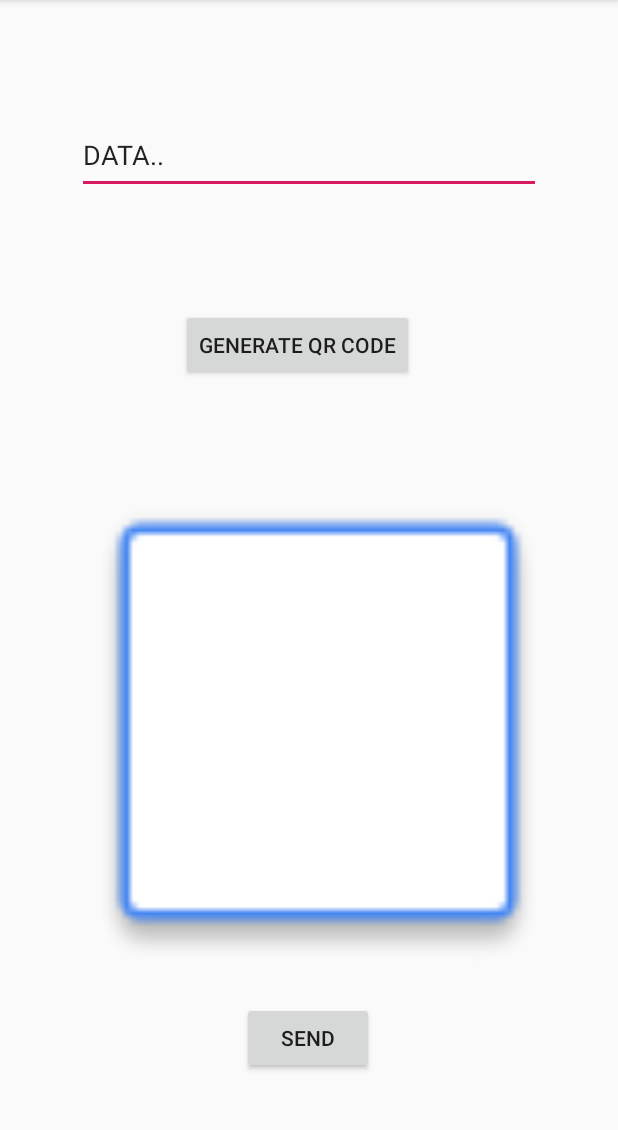
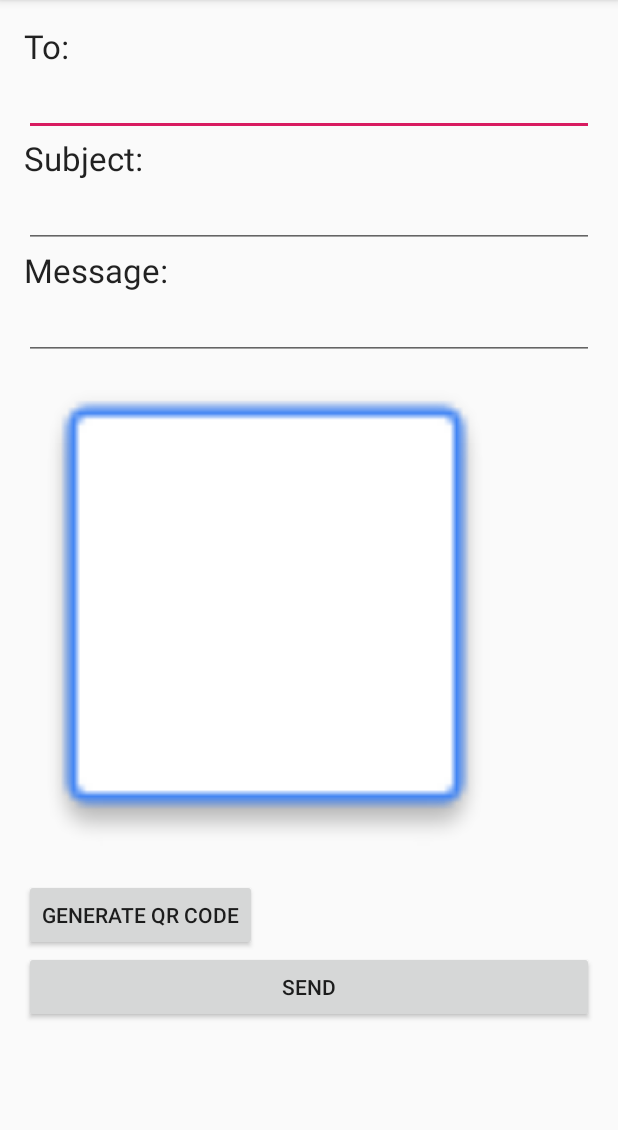
Before and after one commit to AakankshaKamal/Medicalshopmanagemt, an Android app: the Dashboard screen opened directly, with no data from a screen before it, after a tap on "Generate Bill", on a phone screen of 412 x 824 dp, the part 84-1214 px from its top. Run offline under Robolectric (Android 15) with nearby library versions, the phone set to English and light mode, and no system bars; libraries missing offline, so code that uses them is left out: androidmads.library.qrgenearator.

Commit message:
all sorted

```diff
--- a/app/build.gradle
+++ b/app/build.gradle
@@ -33,4 +33,5 @@ dependencies {
     implementation 'com.google.firebase:firebase-database:19.2.1'
     implementation 'androidmads.library.qrgenearator:QRGenearator:1.0.4'
     implementation 'com.google.zxing:core:3.2.0'
+    implementation 'me.dm7.barcodescanner:zxing:1.9'
 }
--- a/app/src/main/java/com/example/medicalshopmanagemt/Dashboard.java
+++ b/app/src/main/java/com/example/medicalshopmanagemt/Dashboard.java
@@ -29,10 +29,10 @@ private CardView f1,s2;
         {
             case R.id.first_one:
                 Toast.makeText(Dashboard.this,"CLICKED ON FIRST ",Toast.LENGTH_SHORT).show();
-                startActivity(new Intent(Dashboard.this,QRgenerator.class));
+                startActivity(new Intent(Dashboard.this,Mail_Activity.class));
                 break;
             case R.id.webpage:
-                startActivity(new Intent(Dashboard.this,WEbone.class));
+                startActivity(new Intent(Dashboard.this,QRgenerator.class));
                 Toast.makeText(Dashboard.this,"CLICKED ON Second ",Toast.LENGTH_SHORT).show();
                 break;
         }
--- /dev/null
+++ b/app/src/main/java/com/example/medicalshopmanagemt/Mail_Activity.java
@@ -0,0 +1,121 @@
+package com.example.medicalshopmanagemt;
+
+import androidmads.library.qrgenearator.QRGContents;
+import androidmads.library.qrgenearator.QRGEncoder;
+import androidx.appcompat.app.AppCompatActivity;
+import androidx.core.app.ActivityCompat;
+import androidx.core.content.ContextCompat;
+import androidx.core.content.FileProvider;
+
+import android.Manifest;
+import android.content.Intent;
+import android.content.pm.PackageManager;
+import android.graphics.Bitmap;
+import android.graphics.Canvas;
+import android.graphics.Color;
+import android.graphics.drawable.BitmapDrawable;
+import android.graphics.drawable.Drawable;
+import android.net.Uri;
+import android.os.Build;
+import android.os.Bundle;
+import android.os.Environment;
+import android.os.StrictMode;
+import android.provider.MediaStore;
+import android.view.View;
+import android.widget.Button;
+import android.widget.EditText;
+import android.widget.ImageView;
+import android.widget.LinearLayout;
+import android.widget.Toast;
+
+import java.io.File;
+import java.io.FileOutputStream;
+
+public class Mail_Activity extends AppCompatActivity {
+    private EditText mEditTextTo;
+    private EditText mEditTextSubject;
+    private EditText mEditTextMessage;
+    private Button genbtn, buttonSend;
+    private ImageView qrcode;
+
+    LinearLayout idForSaveView;
+
+    @Override
+    protected void onCreate(Bundle savedInstanceState) {
+        super.onCreate(savedInstanceState);
+        setContentView(R.layout.activity_mail_);
+        StrictMode.VmPolicy.Builder builder = new StrictMode.VmPolicy.Builder();
+        StrictMode.setVmPolicy(builder.build());
+
+        mEditTextTo = findViewById(R.id.edit_text_to);
+        mEditTextSubject = findViewById(R.id.edit_text_subject);
+        mEditTextMessage = findViewById(R.id.edit_text_message);
+        genbtn = findViewById(R.id.genbtn);
+        qrcode = findViewById(R.id.qrcode);
+        idForSaveView=(LinearLayout)findViewById(R.id.idForSaveView);
+        buttonSend=findViewById(R.id.button_send);
+
+        buttonSend = findViewById(R.id.button_send);
+
+        genbtn.setOnClickListener(new View.OnClickListener() {
+            @Override
+            public void onClick(View v) {
+                String datatogen = mEditTextMessage.getText().toString();
+                QRGEncoder qrgEncoder = new QRGEncoder(datatogen, null, QRGContents.Type.TEXT, 500);
+                Bitmap qrbits = qrgEncoder.getBitmap();
+                qrcode.setImageBitmap(qrbits);
+            }
+
+
+        });
+
+        buttonSend.setOnClickListener(new View.OnClickListener() {
+            @Override
+            public void onClick(View v) {
+                OnClickShare(v);
+            }
+        });
+
+    }
+
+
+
+
+    public void OnClickShare(View view){
+
+        Bitmap bitmap =getBitmapFromView(idForSaveView);
+        try {
+            File file = new File(this.getExternalCacheDir(),"logicchip.png");
+            FileOutputStream fOut = new FileOutputStream(file);
+            bitmap.compress(Bitmap.CompressFormat.PNG, 100, fOut);
+            fOut.flush();
+            fOut.close();
+            file.setReadable(true, false);
+            final Intent intent = new Intent(android.content.Intent.ACTION_SEND);
+            intent.setFlags(Intent.FLAG_ACTIVITY_NEW_TASK);
+            intent.putExtra(Intent.EXTRA_STREAM, Uri.fromFile(file));
+            intent.setType("image/png");
+            startActivity(Intent.createChooser(intent, "Share image via"));
+        } catch (Exception e) {
+            e.printStackTrace();
+        }
+    }
+
+    private Bitmap getBitmapFromView(View view) {
+        Bitmap returnedBitmap = Bitmap.createBitmap(view.getWidth(), view.getHeight(),Bitmap.Config.ARGB_8888);
+        Canvas canvas = new Canvas(returnedBitmap);
+        Drawable bgDrawable =view.getBackground();
+        if (bgDrawable!=null) {
+            //has background drawable, then draw it on the canvas
+            bgDrawable.draw(canvas);
+        }   else{
+            //does not have background drawable, then draw white background on the canvas
+            canvas.drawColor(Color.WHITE);
+        }
+        view.draw(canvas);
+        return returnedBitmap;
+    }
+
+
+
+}
--- a/app/src/main/java/com/example/medicalshopmanagemt/MainActivity.java
+++ b/app/src/main/java/com/example/medicalshopmanagemt/MainActivity.java
@@ -87,7 +87,7 @@ void fnc(String emailid,String password)
             }
             else
             {
-                Toast.makeText(getApplicationContext(),"LOGing failed",Toast.LENGTH_LONG);
+                Toast.makeText(getApplicationContext(),"LOGING failed",Toast.LENGTH_LONG);
             }
 
         }
--- /dev/null
+++ b/app/src/main/res/layout/activity_mail_.xml
@@ -0,0 +1,77 @@
+<?xml version="1.0" encoding="utf-8"?>
+<LinearLayout xmlns:android="http://schemas.android.com/apk/res/android"
+    xmlns:app="http://schemas.android.com/apk/res-auto"
+    xmlns:tools="http://schemas.android.com/tools"
+    android:layout_width="match_parent"
+    android:layout_height="match_parent"
+    android:orientation="vertical"
+    android:padding="16dp"
+    tools:context=".Mail_Activity">
+
+    <TextView
+        android:layout_width="match_parent"
+        android:layout_height="wrap_content"
+        android:text="To:"
+        android:textAppearance="@style/TextAppearance.AppCompat.Large" />
+
+    <EditText
+        android:id="@+id/edit_text_to"
+        android:layout_width="match_parent"
+        android:layout_height="wrap_content"
+        android:inputType="textEmailAddress" />
+
+    <TextView
+        android:layout_width="match_parent"
+        android:layout_height="wrap_content"
+        android:text="Subject:"
+        android:textAppearance="@style/TextAppearance.AppCompat.Large" />
+
+    <EditText
+        android:id="@+id/edit_text_subject"
+        android:layout_width="match_parent"
+        android:layout_height="wrap_content"
+        android:inputType="textEmailSubject" />
+
+    <TextView
+        android:layout_width="match_parent"
+        android:layout_height="wrap_content"
+        android:text="Message:"
+        android:textAppearance="@style/TextAppearance.AppCompat.Large" />
+
+    <EditText
+        android:id="@+id/edit_text_message"
+        android:layout_width="match_parent"
+        android:layout_height="wrap_content"></EditText>
+<!--        android:gravity="start|top"-->
+<!--        android:lines="10" />-->
+    <LinearLayout
+        android:layout_width="wrap_content"
+        android:layout_height="wrap_content"
+        android:id="@+id/idForSaveView">
+
+    <ImageView
+        android:id="@+id/qrcode"
+        android:layout_width="321dp"
+        android:layout_height="326dp"
+        android:layout_marginBottom="20dp"
+        app:layout_constraintBottom_toBottomOf="parent"
+        app:layout_constraintEnd_toEndOf="parent"
+        app:layout_constraintHorizontal_bias="0.566"
+        app:layout_constraintStart_toStartOf="parent"
+        app:srcCompat="@drawable/common_google_signin_btn_icon_dark_normal_background"
+       />
+
+    </LinearLayout>
+    <Button
+        android:id="@+id/genbtn"
+        android:layout_width="wrap_content"
+        android:layout_height="wrap_content"
+        android:text="GENERATE QR CODE"
+         />
+
+    <Button
+        android:id="@+id/button_send"
+        android:layout_width="match_parent"
+        android:layout_height="wrap_content"
+        android:text="send" />
+    </LinearLayout>
--- a/app/src/main/res/layout/activity_qrgenerator.xml
+++ b/app/src/main/res/layout/activity_qrgenerator.xml
@@ -1,45 +1,29 @@
 <?xml version="1.0" encoding="utf-8"?>
-<androidx.constraintlayout.widget.ConstraintLayout xmlns:android="http://schemas.android.com/apk/res/android"
+<LinearLayout xmlns:android="http://schemas.android.com/apk/res/android"
     xmlns:app="http://schemas.android.com/apk/res-auto"
     xmlns:tools="http://schemas.android.com/tools"
     android:layout_width="match_parent"
     android:layout_height="match_parent"
+    android:orientation="vertical"
     tools:context=".QRgenerator">
 
 
-    <ImageView
-        android:id="@+id/qrcode"
-        android:layout_width="321dp"
-        android:layout_height="326dp"
-        android:layout_marginBottom="124dp"
-        app:layout_constraintBottom_toBottomOf="parent"
-        app:layout_constraintEnd_toEndOf="parent"
-        app:layout_constraintHorizontal_bias="0.566"
-        app:layout_constraintStart_toStartOf="parent"
-        app:srcCompat="@drawable/common_google_signin_btn_icon_dark_normal_background" />
+        <TextView
+            android:layout_width="match_parent"
+            android:layout_height="wrap_content"
+             android:id="@+id/result"></TextView>
 
-    <Button
-        android:id="@+id/generatebtn"
-        android:layout_width="wrap_content"
-        android:layout_height="wrap_content"
-        android:layout_marginEnd="136dp"
-        android:layout_marginRight="136dp"
-        android:layout_marginBottom="64dp"
-        android:text="GENERATE QR CODE"
-        app:layout_constraintBottom_toTopOf="@+id/qrcode"
-        app:layout_constraintEnd_toEndOf="parent" />
+        <Button
+            android:layout_width="wrap_content"
+            android:layout_height="wrap_content"
+            android:text="Scan"
+            app:layout_constraintBottom_toBottomOf="parent"
+            app:layout_constraintLeft_toLeftOf="parent"
+            app:layout_constraintRight_toRightOf="parent"
+            android:id="@+id/button1"
+            app:layout_constraintTop_toTopOf="parent" />
 
-    <EditText
-        android:id="@+id/data"
-        android:layout_width="309dp"
-        android:layout_height="52dp"
-        android:ems="10"
-        android:text="DATA.."
-        android:inputType="textMultiLine"
-        app:layout_constraintBottom_toTopOf="@+id/generatebtn"
-        app:layout_constraintEnd_toEndOf="parent"
-        app:layout_constraintStart_toStartOf="parent"
-        app:layout_constraintTop_toTopOf="parent" />
+
 
     <Button
         android:id="@+id/send"
@@ -54,4 +38,5 @@
         app:layout_constraintStart_toStartOf="parent"
         app:layout_constraintTop_toBottomOf="@+id/qrcode"
         app:layout_constraintVertical_bias="0.0" />
-</androidx.constraintlayout.widget.ConstraintLayout>
+
+</LinearLayout>
--- a/app/src/main/res/values/strings.xml
+++ b/app/src/main/res/values/strings.xml
@@ -1,3 +1,4 @@
 <resources>
     <string name="app_name">Medicalshopmanagemt</string>
+    <string name="compose_email">Compose Email</string>
 </resources>
```
Also changed, not shown: app/src/main/AndroidManifest.xml (+25 -1 lines), app/src/main/java/com/example/medicalshopmanagemt/QRgenerator.java (+147 -72 lines), app/src/main/res/drawable/grad.xml (added, +17 -0 lines), app/src/main/res/drawable/gradient_background.xml (added, +17 -0 lines), app/src/main/res/layout/activity_user_profile.xml (+8 -1 lines).
